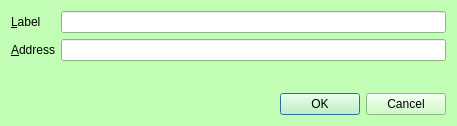
The window that src/qt/forms/editaddressdialog.ui (IParn/LimecoinX) describes before a commit, drawn with Qt 5.
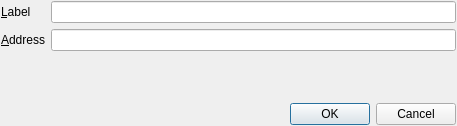
The same window after the commit.

Patch:
```diff
--- a/src/qt/forms/editaddressdialog.ui
+++ b/src/qt/forms/editaddressdialog.ui
@@ -10,425 +10,22 @@
     <height>126</height>
    </rect>
   </property>
-  <property name="palette">
-   <palette>
-    <active>
-     <colorrole role="WindowText">
-      <brush brushstyle="SolidPattern">
-       <color alpha="255">
-        <red>0</red>
-        <green>0</green>
-        <blue>0</blue>
-       </color>
-      </brush>
-     </colorrole>
-     <colorrole role="Button">
-      <brush brushstyle="SolidPattern">
-       <color alpha="255">
-        <red>193</red>
-        <green>253</green>
-        <blue>181</blue>
-       </color>
-      </brush>
-     </colorrole>
-     <colorrole role="Light">
-      <brush brushstyle="SolidPattern">
-       <color alpha="255">
-        <red>255</red>
-        <green>255</green>
-        <blue>255</blue>
-       </color>
-      </brush>
-     </colorrole>
-     <colorrole role="Midlight">
-      <brush brushstyle="SolidPattern">
-       <color alpha="255">
-        <red>224</red>
-        <green>254</green>
-        <blue>218</blue>
-       </color>
-      </brush>
-     </colorrole>
-     <colorrole role="Dark">
-      <brush brushstyle="SolidPattern">
-       <color alpha="255">
-        <red>96</red>
-        <green>126</green>
-        <blue>90</blue>
-       </color>
-      </brush>
-     </colorrole>
-     <colorrole role="Mid">
-      <brush brushstyle="SolidPattern">
-       <color alpha="255">
-        <red>129</red>
-        <green>169</green>
-        <blue>121</blue>
-       </color>
-      </brush>
-     </colorrole>
-     <colorrole role="Text">
-      <brush brushstyle="SolidPattern">
-       <color alpha="255">
-        <red>0</red>
-        <green>0</green>
-        <blue>0</blue>
-       </color>
-      </brush>
-     </colorrole>
-     <colorrole role="BrightText">
-      <brush brushstyle="SolidPattern">
-       <color alpha="255">
-        <red>255</red>
-        <green>255</green>
-        <blue>255</blue>
-       </color>
-      </brush>
-     </colorrole>
-     <colorrole role="ButtonText">
-      <brush brushstyle="SolidPattern">
-       <color alpha="255">
-        <red>0</red>
-        <green>0</green>
-        <blue>0</blue>
-       </color>
-      </brush>
-     </colorrole>
-     <colorrole role="Base">
-      <brush brushstyle="SolidPattern">
-       <color alpha="255">
-        <red>255</red>
-        <green>255</green>
-        <blue>255</blue>
-       </color>
-      </brush>
-     </colorrole>
-     <colorrole role="Window">
-      <brush brushstyle="SolidPattern">
-       <color alpha="255">
-        <red>193</red>
-        <green>253</green>
-        <blue>181</blue>
-       </color>
-      </brush>
-     </colorrole>
-     <colorrole role="Shadow">
-      <brush brushstyle="SolidPattern">
-       <color alpha="255">
-        <red>0</red>
-        <green>0</green>
-        <blue>0</blue>
-       </color>
-      </brush>
-     </colorrole>
-     <colorrole role="AlternateBase">
-      <brush brushstyle="SolidPattern">
-       <color alpha="255">
-        <red>224</red>
-        <green>254</green>
-        <blue>218</blue>
-       </color>
-      </brush>
-     </colorrole>
-     <colorrole role="ToolTipBase">
-      <brush brushstyle="SolidPattern">
-       <color alpha="255">
-        <red>255</red>
-        <green>255</green>
-        <blue>220</blue>
-       </color>
-      </brush>
-     </colorrole>
-     <colorrole role="ToolTipText">
-      <brush brushstyle="SolidPattern">
-       <color alpha="255">
-        <red>0</red>
-        <green>0</green>
-        <blue>0</blue>
-       </color>
-      </brush>
-     </colorrole>
-    </active>
-    <inactive>
-     <colorrole role="WindowText">
-      <brush brushstyle="SolidPattern">
-       <color alpha="255">
-        <red>0</red>
-        <green>0</green>
-        <blue>0</blue>
-       </color>
-      </brush>
-     </colorrole>
-     <colorrole role="Button">
-      <brush brushstyle="SolidPattern">
-       <color alpha="255">
-        <red>193</red>
-        <green>253</green>
-        <blue>181</blue>
-       </color>
-      </brush>
-     </colorrole>
-     <colorrole role="Light">
-      <brush brushstyle="SolidPattern">
-       <color alpha="255">
-        <red>255</red>
-        <green>255</green>
-        <blue>255</blue>
-       </color>
-      </brush>
-     </colorrole>
-     <colorrole role="Midlight">
-      <brush brushstyle="SolidPattern">
-       <color alpha="255">
-        <red>224</red>
-        <green>254</green>
-        <blue>218</blue>
-       </color>
-      </brush>
-     </colorrole>
-     <colorrole role="Dark">
-      <brush brushstyle="SolidPattern">
-       <color alpha="255">
-        <red>96</red>
-        <green>126</green>
-        <blue>90</blue>
-       </color>
-      </brush>
-     </colorrole>
-     <colorrole role="Mid">
-      <brush brushstyle="SolidPattern">
-       <color alpha="255">
-        <red>129</red>
-        <green>169</green>
-        <blue>121</blue>
-       </color>
-      </brush>
-     </colorrole>
-     <colorrole role="Text">
-      <brush brushstyle="SolidPattern">
-       <color alpha="255">
-        <red>0</red>
-        <green>0</green>
-        <blue>0</blue>
-       </color>
-      </brush>
-     </colorrole>
-     <colorrole role="BrightText">
-      <brush brushstyle="SolidPattern">
-       <color alpha="255">
-        <red>255</red>
-        <green>255</green>
-        <blue>255</blue>
-       </color>
-      </brush>
-     </colorrole>
-     <colorrole role="ButtonText">
-      <brush brushstyle="SolidPattern">
-       <color alpha="255">
-        <red>0</red>
-        <green>0</green>
-        <blue>0</blue>
-       </color>
-      </brush>
-     </colorrole>
-     <colorrole role="Base">
-      <brush brushstyle="SolidPattern">
-       <color alpha="255">
-        <red>255</red>
-        <green>255</green>
-        <blue>255</blue>
-       </color>
-      </brush>
-     </colorrole>
-     <colorrole role="Window">
-      <brush brushstyle="SolidPattern">
-       <color alpha="255">
-        <red>193</red>
-        <green>253</green>
-        <blue>181</blue>
-       </color>
-      </brush>
-     </colorrole>
-     <colorrole role="Shadow">
-      <brush brushstyle="SolidPattern">
-       <color alpha="255">
-        <red>0</red>
-        <green>0</green>
-        <blue>0</blue>
-       </color>
-      </brush>
-     </colorrole>
-     <colorrole role="AlternateBase">
-      <brush brushstyle="SolidPattern">
-       <color alpha="255">
-        <red>224</red>
-        <green>254</green>
-        <blue>218</blue>
-       </color>
-      </brush>
-     </colorrole>
-     <colorrole role="ToolTipBase">
-      <brush brushstyle="SolidPattern">
-       <color alpha="255">
-        <red>255</red>
-        <green>255</green>
-        <blue>220</blue>
-       </color>
-      </brush>
-     </colorrole>
-     <colorrole role="ToolTipText">
-      <brush brushstyle="SolidPattern">
-       <color alpha="255">
-        <red>0</red>
-        <green>0</green>
-        <blue>0</blue>
-       </color>
-      </brush>
-     </colorrole>
-    </inactive>
-    <disabled>
-     <colorrole role="WindowText">
-      <brush brushstyle="SolidPattern">
-       <color alpha="255">
-        <red>96</red>
-        <green>126</green>
-        <blue>90</blue>
-       </color>
-      </brush>
-     </colorrole>
-     <colorrole role="Button">
-      <brush brushstyle="SolidPattern">
-       <color alpha="255">
-        <red>193</red>
-        <green>253</green>
-        <blue>181</blue>
-       </color>
-      </brush>
-     </colorrole>
-     <colorrole role="Light">
-      <brush brushstyle="SolidPattern">
-       <color alpha="255">
-        <red>255</red>
-        <green>255</green>
-        <blue>255</blue>
-       </color>
-      </brush>
-     </colorrole>
-     <colorrole role="Midlight">
-      <brush brushstyle="SolidPattern">
-       <color alpha="255">
-        <red>224</red>
-        <green>254</green>
-        <blue>218</blue>
-       </color>
-      </brush>
-     </colorrole>
-     <colorrole role="Dark">
-      <brush brushstyle="SolidPattern">
-       <color alpha="255">
-        <red>96</red>
-        <green>126</green>
-        <blue>90</blue>
-       </color>
-      </brush>
-     </colorrole>
-     <colorrole role="Mid">
-      <brush brushstyle="SolidPattern">
-       <color alpha="255">
-        <red>129</red>
-        <green>169</green>
-        <blue>121</blue>
-       </color>
-      </brush>
-     </colorrole>
-     <colorrole role="Text">
-      <brush brushstyle="SolidPattern">
-       <color alpha="255">
-        <red>96</red>
-        <green>126</green>
-        <blue>90</blue>
-       </color>
-      </brush>
-     </colorrole>
-     <colorrole role="BrightText">
-      <brush brushstyle="SolidPattern">
-       <color alpha="255">
-        <red>255</red>
-        <green>255</green>
-        <blue>255</blue>
-       </color>
-      </brush>
-     </colorrole>
-     <colorrole role="ButtonText">
-      <brush brushstyle="SolidPattern">
-       <color alpha="255">
-        <red>96</red>
-        <green>126</green>
-        <blue>90</blue>
-       </color>
-      </brush>
-     </colorrole>
-     <colorrole role="Base">
-      <brush brushstyle="SolidPattern">
-       <color alpha="255">
-        <red>193</red>
-        <green>253</green>
-        <blue>181</blue>
-       </color>
-      </brush>
-     </colorrole>
-     <colorrole role="Window">
-      <brush brushstyle="SolidPattern">
-       <color alpha="255">
-        <red>193</red>
-        <green>253</green>
-        <blue>181</blue>
-       </color>
-      </brush>
-     </colorrole>
-     <colorrole role="Shadow">
-      <brush brushstyle="SolidPattern">
-       <color alpha="255">
-        <red>0</red>
-        <green>0</green>
-        <blue>0</blue>
-       </color>
-      </brush>
-     </colorrole>
-     <colorrole role="AlternateBase">
-      <brush brushstyle="SolidPattern">
-       <color alpha="255">
-        <red>193</red>
-        <green>253</green>
-        <blue>181</blue>
-       </color>
-      </brush>
-     </colorrole>
-     <colorrole role="ToolTipBase">
-      <brush brushstyle="SolidPattern">
-       <color alpha="255">
-        <red>255</red>
-        <green>255</green>
-        <blue>220</blue>
-       </color>
-      </brush>
-     </colorrole>
-     <colorrole role="ToolTipText">
-      <brush brushstyle="SolidPattern">
-       <color alpha="255">
-        <red>0</red>
-        <green>0</green>
-        <blue>0</blue>
-       </color>
-      </brush>
-     </colorrole>
-    </disabled>
-   </palette>
-  </property>
   <property name="windowTitle">
    <string>Edit Address</string>
   </property>
   <layout class="QVBoxLayout" name="verticalLayout">
+   <property name="leftMargin">
+    <number>1</number>
+   </property>
+   <property name="topMargin">
+    <number>1</number>
+   </property>
+   <property name="rightMargin">
+    <number>1</number>
+   </property>
+   <property name="bottomMargin">
+    <number>1</number>
+   </property>
    <item>
     <layout class="QFormLayout" name="formLayout">
      <property name="fieldGrowthPolicy">
```
